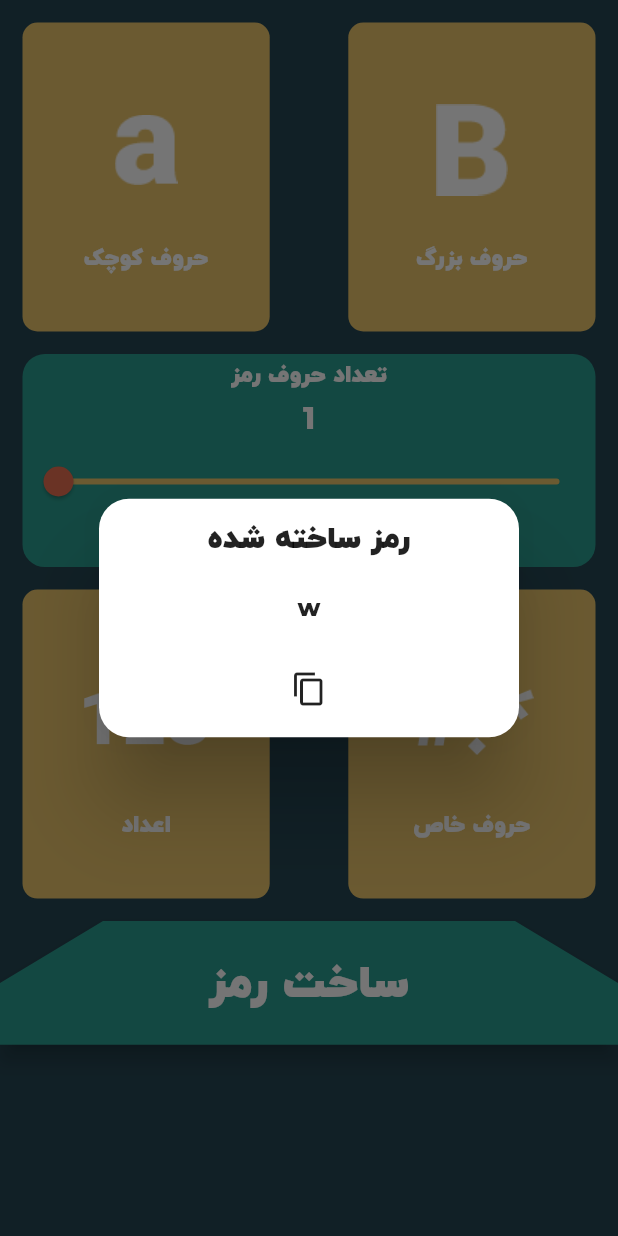
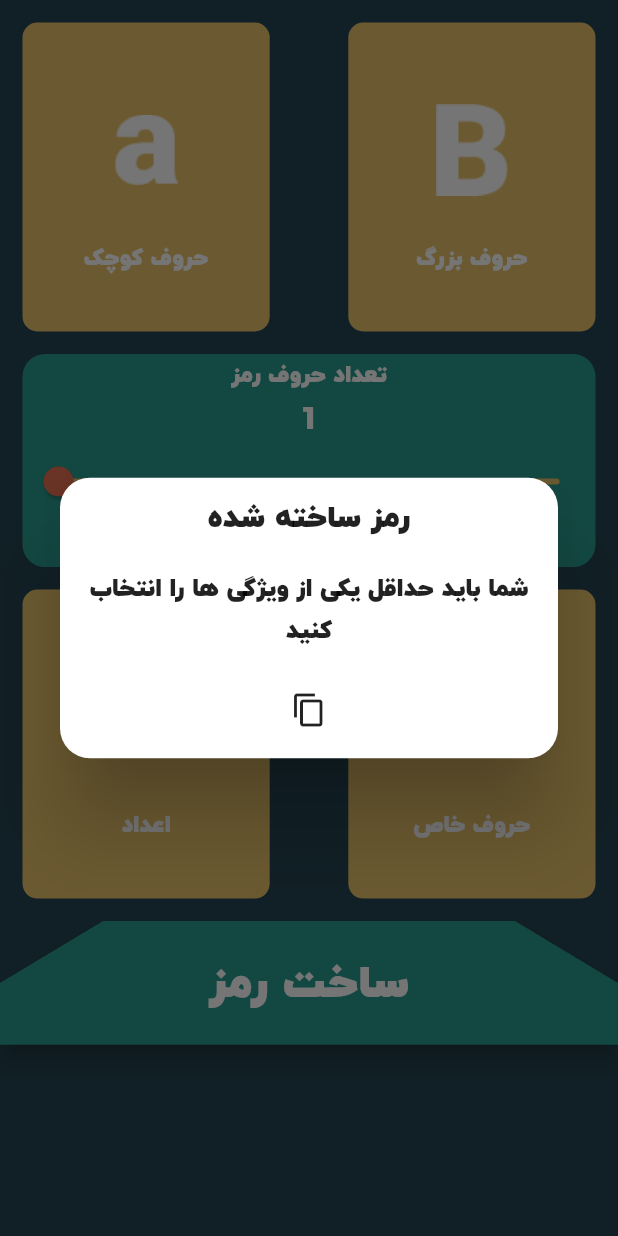
Before and after one commit to SajadRahimi1/password_generator, a Flutter app: the screen it shows after launch, after a tap on "ساخت رمز", on a phone screen of 412 x 824 dp. Run offline on Flutter 3.47's test engine with Material 2 defaults, Android fonts, the phone set to English and light mode, and no system bars; our stand-ins replace get.

Commit message:
get output from app

```diff
--- a/lib/Service/generatePassword.dart
+++ b/lib/Service/generatePassword.dart
@@ -6,7 +6,7 @@ String generatePassword(bool _isWithLetters, bool _isWithUppercase,
   String _lowerCaseLetters = "abcdefghijklmnopqrstuvwxyz";
   String _upperCaseLetters = "ABCDEFGHIJKLMNOPQRSTUVWXYZ";
   String _numbers = "0123456789";
-  String _special = "@#=+!\$%&?";
+  String _special = "@#!\$%&?";
 
   //Create the empty string that will contain the allowed chars
   String _allowedChars = "";
--- a/lib/main.dart
+++ b/lib/main.dart
@@ -21,7 +21,7 @@ class MyApp extends StatelessWidget {
 class Home extends StatelessWidget {
   CustomeCard _customeCard1 = CustomeCard();
   CustomeCard _customeCard2 = CustomeCard();
-  bool lower = true, upper = false, special = false, number = false;
+  bool lower = false, upper = false, special = false, number = false;
   CustomeCard _customeCard3 = CustomeCard();
   CustomeCard _customeCard4 = CustomeCard();
   var _lengh = 1.obs;
@@ -276,11 +276,17 @@ class Home extends StatelessWidget {
                                   duration: Duration(seconds: 2),
                                   isDismissible: true,
                                   titleText: Text(
-                                    "کپی",
+                                    _pass ==
+                                            "شما باید حداقل یکی از ویژگی ها را انتخاب کنید"
+                                        ? ""
+                                        : "$_pass",
                                     textAlign: TextAlign.right,
                                   ),
                                   messageText: Text(
-                                    "رمز ساخته شده کپی شد",
+                                    _pass ==
+                                            "شما باید حداقل یکی از ویژگی ها را انتخاب کنید"
+                                        ? "شما باید حداقل یکی از ویژگی ها را انتخاب کنید"
+                                        : "رمز ساخته شده کپی شد",
                                     textAlign: TextAlign.right,
                                   ),
                                   icon: Icon(Icons.copy),
```
Also changed, not shown: 7 other files.
